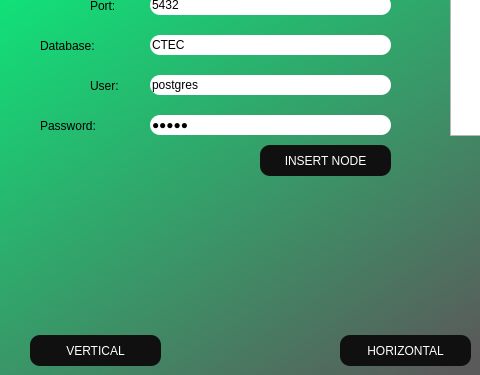
Above: GUI/nodesWindow.ui from Solis-Steven/databaseProject2 before the change; both pictures show x 0 to 480 and y 225 to 600 of the 800 by 600 pixel window. Below: the same form after it.
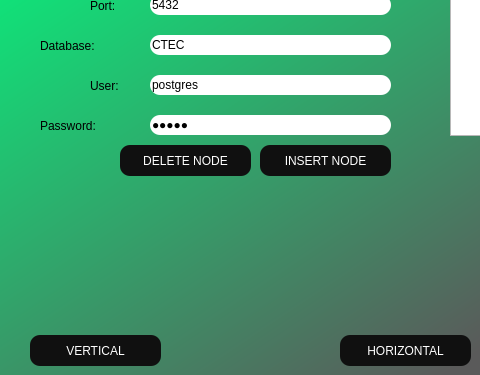
That is the form after the change.

The edit to the form file:
```diff
--- a/GUI/nodesWindow.ui
+++ b/GUI/nodesWindow.ui
@@ -387,6 +387,27 @@
      <string>VERTICAL</string>
     </property>
    </widget>
+   <widget class="QPushButton" name="btnDelete">
+    <property name="geometry">
+     <rect>
+      <x>120</x>
+      <y>370</y>
+      <width>131</width>
+      <height>31</height>
+     </rect>
+    </property>
+    <property name="styleSheet">
+     <string notr="true">border-radius: 10px;
+font: 12pt &quot;Arial&quot;;
+background-color: rgb(16, 16, 16);
+color: rgb(255, 255, 255);
+
+</string>
+    </property>
+    <property name="text">
+     <string>DELETE NODE</string>
+    </property>
+   </widget>
   </widget>
  </widget>
  <resources/>
```
